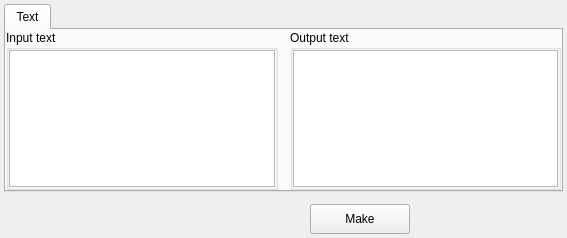
Before: the Qt Designer form app/gui/symmetric/atbash/atbash.ui in vasilypht/crypto-methods, drawn with Qt 5.
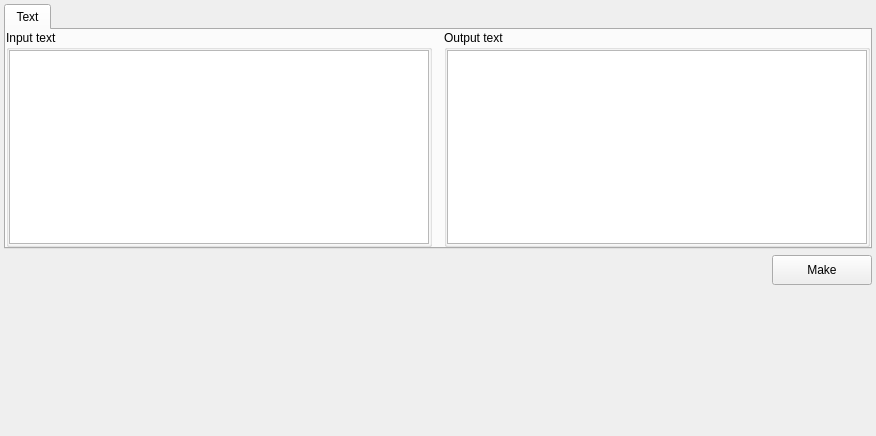
After: the same form once the commit is applied.

Commit message: Module redesign. Design in the form of a class, as well as a redesign of the widget

```diff
--- a/app/gui/symmetric/atbash/atbash.ui
+++ b/app/gui/symmetric/atbash/atbash.ui
@@ -6,17 +6,14 @@
    <rect>
     <x>0</x>
     <y>0</y>
-    <width>567</width>
-    <height>238</height>
+    <width>876</width>
+    <height>436</height>
    </rect>
   </property>
   <property name="windowTitle">
    <string>Form</string>
   </property>
   <layout class="QVBoxLayout" name="verticalLayout_3">
-   <property name="spacing">
-    <number>12</number>
-   </property>
    <property name="leftMargin">
     <number>4</number>
    </property>
@@ -29,8 +26,20 @@
    <property name="bottomMargin">
     <number>4</number>
    </property>
-   <item alignment="Qt::AlignTop">
+   <item>
     <widget class="QTabWidget" name="tab_widget">
+     <property name="maximumSize">
+      <size>
+       <width>16777215</width>
+       <height>400</height>
+      </size>
+     </property>
+     <property name="sizeIncrement">
+      <size>
+       <width>0</width>
+       <height>0</height>
+      </size>
+     </property>
      <widget class="QWidget" name="tab_text">
       <attribute name="title">
        <string>Text</string>
@@ -110,20 +119,7 @@
    <item>
     <layout class="QHBoxLayout" name="horizontal_layout">
      <item>
-      <spacer name="horizontal_spacer_1">
-       <property name="orientation">
-        <enum>Qt::Horizontal</enum>
-       </property>
-       <property name="sizeHint" stdset="0">
-        <size>
-         <width>40</width>
-         <height>20</height>
-        </size>
-       </property>
-      </spacer>
-     </item>
-     <item>
-      <spacer name="horizontal_spacer_2">
+      <spacer name="horizontalSpacer">
        <property name="orientation">
         <enum>Qt::Horizontal</enum>
        </property>
@@ -137,42 +133,17 @@
      </item>
      <item>
       <widget class="QPushButton" name="button_make">
-       <property name="sizePolicy">
-        <sizepolicy hsizetype="Fixed" vsizetype="Fixed">
-         <horstretch>0</horstretch>
-         <verstretch>0</verstretch>
-        </sizepolicy>
-       </property>
        <property name="minimumSize">
         <size>
          <width>100</width>
          <height>30</height>
         </size>
        </property>
-       <property name="maximumSize">
-        <size>
-         <width>16777215</width>
-         <height>16777215</height>
-        </size>
-       </property>
        <property name="text">
         <string>Make</string>
        </property>
       </widget>
      </item>
-     <item>
-      <spacer name="horizontal_spacer_3">
-       <property name="orientation">
-        <enum>Qt::Horizontal</enum>
-       </property>
-       <property name="sizeHint" stdset="0">
-        <size>
-         <width>40</width>
-         <height>20</height>
-        </size>
-       </property>
-      </spacer>
-     </item>
     </layout>
    </item>
    <item>
@@ -182,8 +153,8 @@
      </property>
      <property name="sizeHint" stdset="0">
       <size>
-       <width>0</width>
-       <height>0</height>
+       <width>20</width>
+       <height>123</height>
       </size>
      </property>
     </spacer>
```
Left out of the diff: 8 changed lines with no effect on the pictures. The commit also changes 3 other files.
